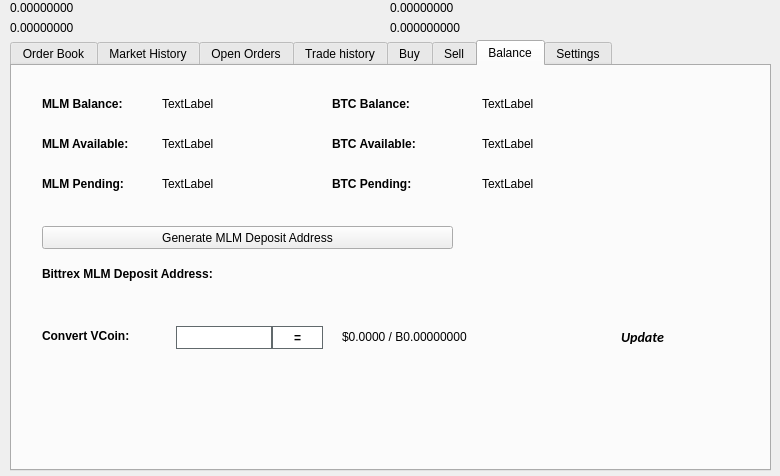
This is src/qt/forms/tradingdialog.ui in MKTCOIN-PROJECT/mktcoin as Qt 5 draws it before an edit. The edited form follows.
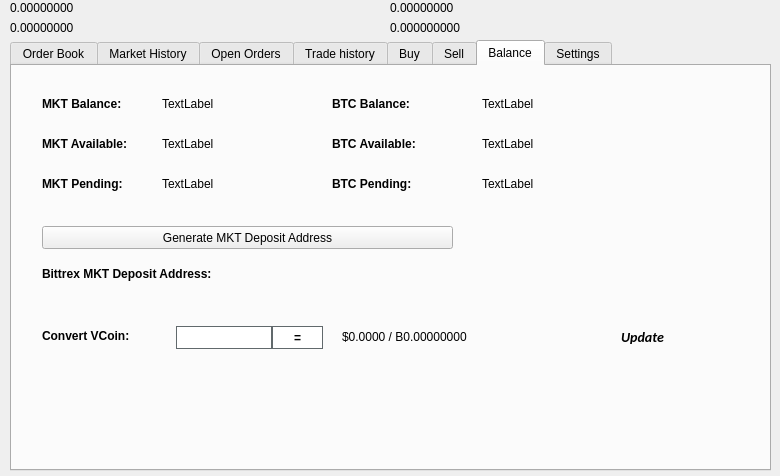
This is the edited form. The open tabs and pages were chosen to show the change. Icons and pictures are not drawn.

What changed in the file:
```diff
--- a/src/qt/forms/tradingdialog.ui
+++ b/src/qt/forms/tradingdialog.ui
@@ -2762,7 +2762,7 @@
       </font>
      </property>
      <property name="text">
-      <string>MLM Balance:</string>
+      <string>MKT Balance:</string>
      </property>
     </widget>
     <widget class="QLabel" name="label_12">
@@ -2813,7 +2813,7 @@
       </font>
      </property>
      <property name="text">
-      <string>MLM Available:</string>
+      <string>MKT Available:</string>
      </property>
     </widget>
     <widget class="QLabel" name="label_14">
@@ -2832,7 +2832,7 @@
       </font>
      </property>
      <property name="text">
-      <string>MLM Pending:</string>
+      <string>MKT Pending:</string>
      </property>
     </widget>
     <widget class="QLabel" name="MLMPendingLabel">
@@ -2928,7 +2928,7 @@
       </font>
      </property>
      <property name="text">
-      <string>Bittrex MLM Deposit Address:</string>
+      <string>Bittrex MKT Deposit Address:</string>
      </property>
     </widget>
     <widget class="QPushButton" name="GenDepositBTN">
@@ -2941,7 +2941,7 @@
       </rect>
      </property>
      <property name="text">
-      <string>Generate MLM Deposit Address</string>
+      <string>Generate MKT Deposit Address</string>
      </property>
      <property name="icon">
       <iconset resource="../mktcoin.qrc">
```
Left out of the diff: 36 changed lines with no effect on the pictures.
